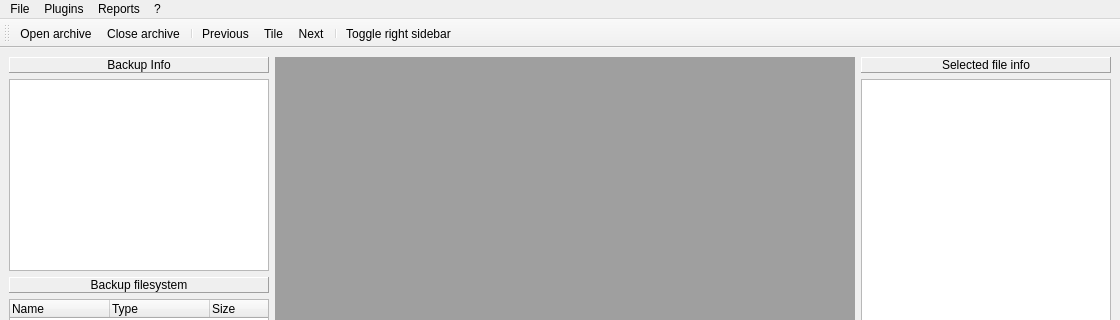
Above: main_window.ui from PicciMario/iPhone-Backup-Analyzer-2 before the change; both pictures show x 0 to 1120 and y 0 to 320 of the 1120 by 546 pixel window. Below: the same form after it.
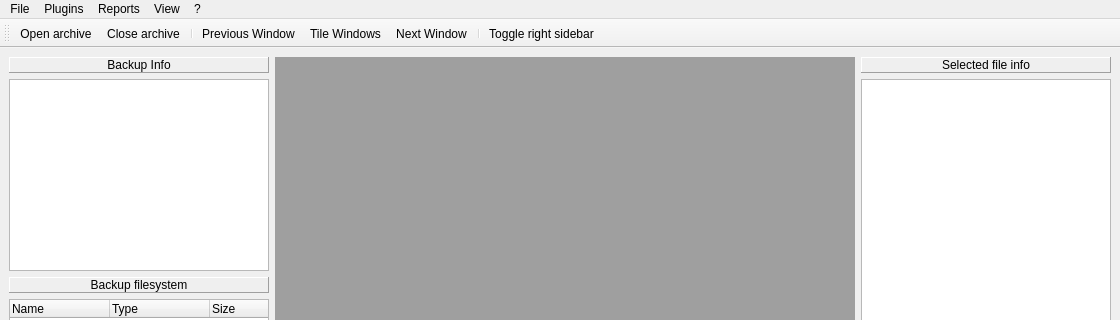
That is the form after the change. Icons and pictures are not drawn.

Commit message: View menu and shortcuts to move between windows

Patch:
```diff
--- a/main_window.ui
+++ b/main_window.ui
@@ -224,9 +224,20 @@
     </property>
     <addaction name="actionAbout"/>
    </widget>
+   <widget class="QMenu" name="menuWindows">
+    <property name="title">
+     <string>View</string>
+    </property>
+    <addaction name="actionPrev"/>
+    <addaction name="actionNext"/>
+    <addaction name="actionTile"/>
+    <addaction name="separator"/>
+    <addaction name="actionToggleRight"/>
+   </widget>
    <addaction name="menuFile"/>
    <addaction name="menuPlugins"/>
    <addaction name="menuReports"/>
+   <addaction name="menuWindows"/>
    <addaction name="menu"/>
   </widget>
   <widget class="QStatusBar" name="statusbar"/>
@@ -255,7 +266,7 @@
      <normaloff>:/icons/images/next.png</normaloff>:/icons/images/next.png</iconset>
    </property>
    <property name="text">
-    <string>Next</string>
+    <string>Next Window</string>
    </property>
    <property name="toolTip">
     <string>Next window</string>
@@ -267,7 +278,7 @@
      <normaloff>:/icons/images/prev.png</normaloff>:/icons/images/prev.png</iconset>
    </property>
    <property name="text">
-    <string>Previous</string>
+    <string>Previous Window</string>
    </property>
    <property name="toolTip">
     <string>Previous window</string>
@@ -279,7 +290,7 @@
      <normaloff>:/icons/images/tile.png</normaloff>:/icons/images/tile.png</iconset>
    </property>
    <property name="text">
-    <string>Tile</string>
+    <string>Tile Windows</string>
    </property>
    <property name="toolTip">
     <string>Tile windows</string>
```
Left out of the diff: 9 changed lines with no effect on the pictures.
